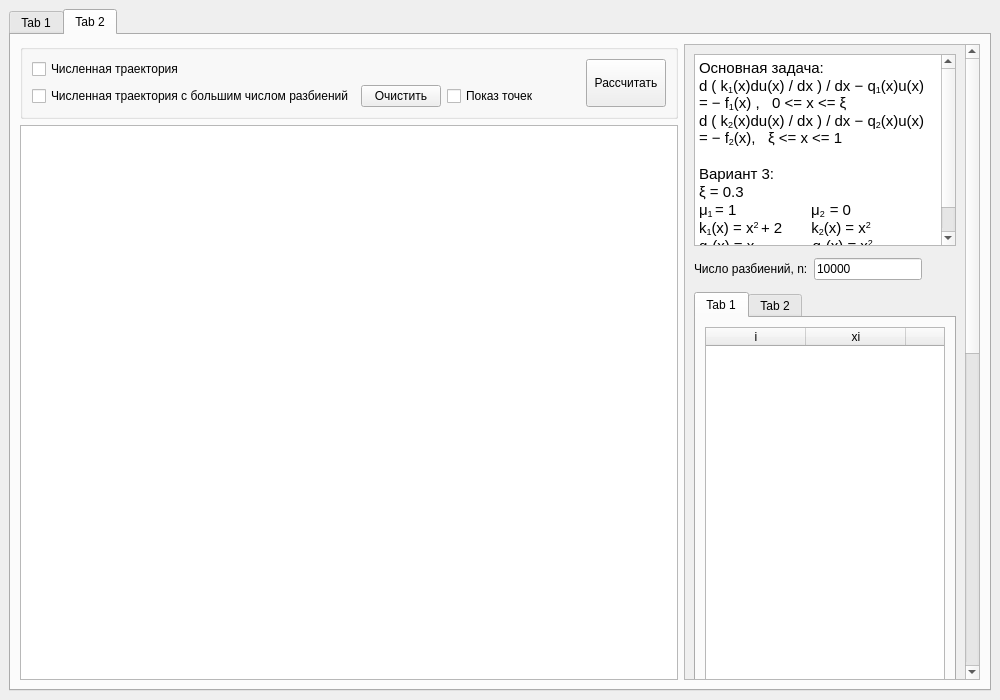
Above: ui/mainwindow.ui from Termtre/GFTS2 before the change. Below: the same form after it.
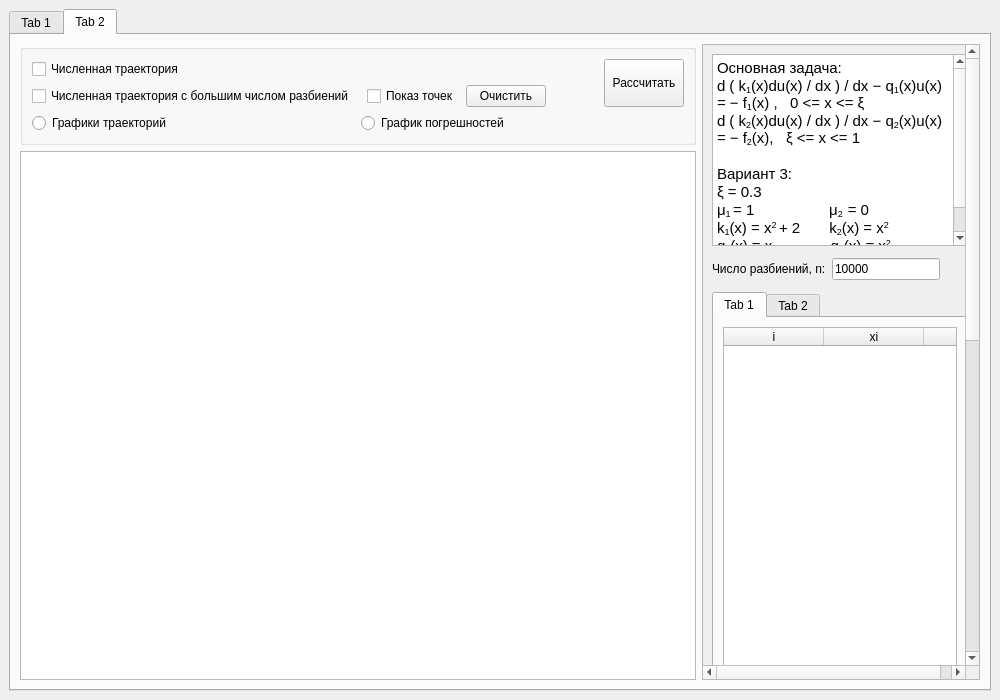
That is the form after the change. The open tabs and pages were chosen to show the change. Custom widgets are drawn as their Qt base class.

Commit message: Добавлены графики погрешностей

Patch:
```diff
--- a/ui/mainwindow.ui
+++ b/ui/mainwindow.ui
@@ -307,46 +307,6 @@
            <string/>
           </property>
           <layout class="QGridLayout" name="gridLayout_4">
-           <item row="0" column="4" rowspan="2">
-            <widget class="QPushButton" name="secondStart">
-             <property name="sizePolicy">
-              <sizepolicy hsizetype="Expanding" vsizetype="Expanding">
-               <horstretch>0</horstretch>
-               <verstretch>0</verstretch>
-              </sizepolicy>
-             </property>
-             <property name="text">
-              <string>Рассчитать</string>
-             </property>
-            </widget>
-           </item>
-           <item row="1" column="1">
-            <widget class="QPushButton" name="secondDel">
-             <property name="text">
-              <string>Очистить</string>
-             </property>
-            </widget>
-           </item>
-           <item row="1" column="2">
-            <widget class="QCheckBox" name="secondShowDot">
-             <property name="text">
-              <string>Показ точек</string>
-             </property>
-            </widget>
-           </item>
-           <item row="1" column="3">
-            <spacer name="horizontalSpacer_2">
-             <property name="orientation">
-              <enum>Qt::Horizontal</enum>
-             </property>
-             <property name="sizeHint" stdset="0">
-              <size>
-               <width>40</width>
-               <height>20</height>
-              </size>
-             </property>
-            </spacer>
-           </item>
            <item row="1" column="0">
             <widget class="QCheckBox" name="checkBox_3">
              <property name="text">
@@ -361,6 +321,60 @@
              </property>
             </widget>
            </item>
+           <item row="2" column="1" colspan="6">
+            <widget class="QRadioButton" name="radioButton_2">
+             <property name="text">
+              <string>График погрешностей</string>
+             </property>
+            </widget>
+           </item>
+           <item row="1" column="2">
+            <widget class="QCheckBox" name="secondShowDot">
+             <property name="text">
+              <string>Показ точек</string>
+             </property>
+            </widget>
+           </item>
+           <item row="1" column="4">
+            <spacer name="horizontalSpacer_2">
+             <property name="orientation">
+              <enum>Qt::Horizontal</enum>
+             </property>
+             <property name="sizeHint" stdset="0">
+              <size>
+               <width>40</width>
+               <height>20</height>
+              </size>
+             </property>
+            </spacer>
+           </item>
+           <item row="2" column="0">
+            <widget class="QRadioButton" name="radioButton">
+             <property name="text">
+              <string>Графики траекторий</string>
+             </property>
+            </widget>
+           </item>
+           <item row="0" column="6" rowspan="2">
+            <widget class="QPushButton" name="secondStart">
+             <property name="sizePolicy">
+              <sizepolicy hsizetype="Expanding" vsizetype="Expanding">
+               <horstretch>0</horstretch>
+               <verstretch>0</verstretch>
+              </sizepolicy>
+             </property>
+             <property name="text">
+              <string>Рассчитать</string>
+             </property>
+            </widget>
+           </item>
+           <item row="1" column="3">
+            <widget class="QPushButton" name="secondDel">
+             <property name="text">
+              <string>Очистить</string>
+             </property>
+            </widget>
+           </item>
           </layout>
          </widget>
         </item>
```
Left out of the diff: 74 changed lines with no effect on the pictures. The commit also changes 6 other files.
